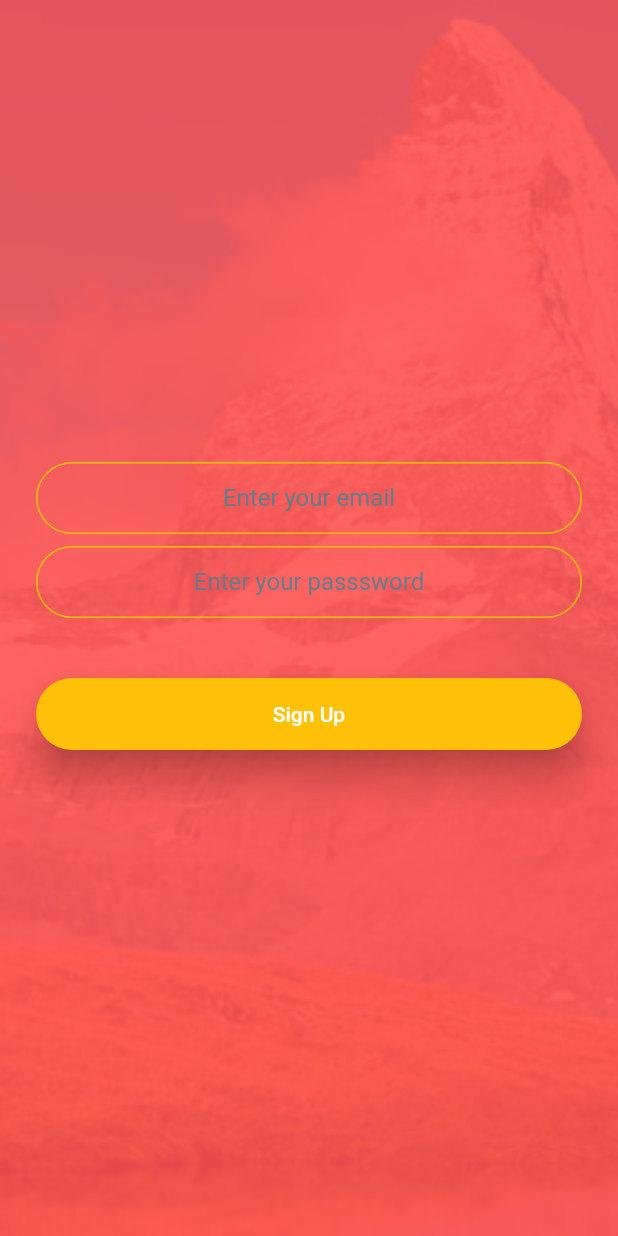
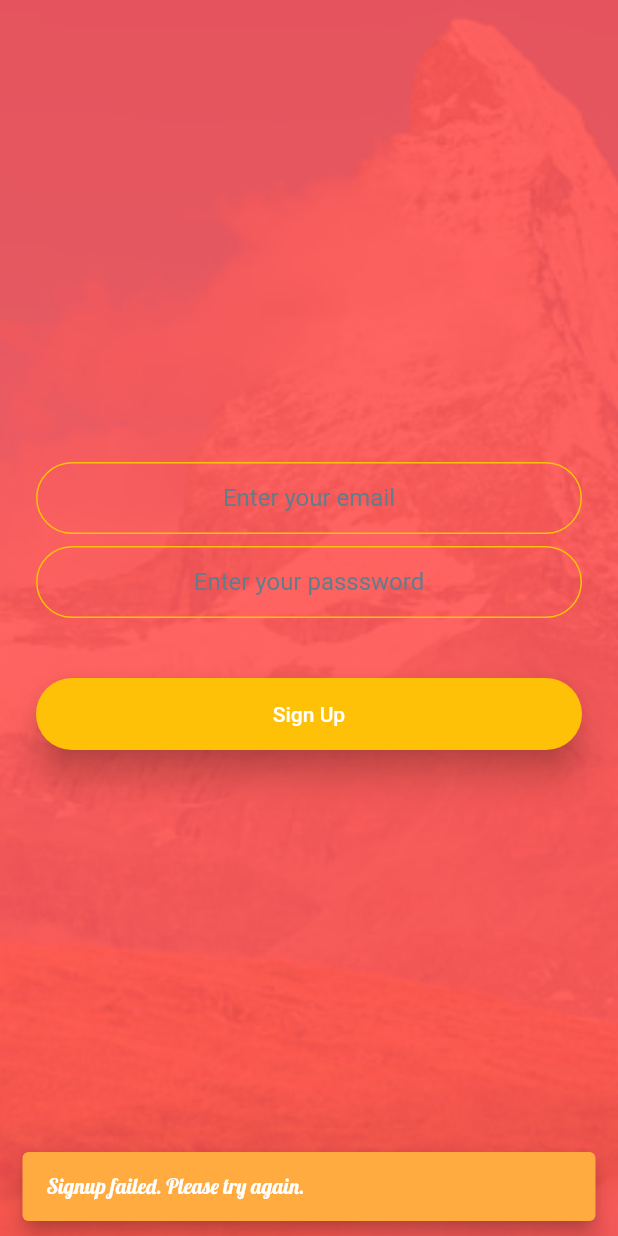
Before and after one commit to SpaceCodr/TrailU, a Flutter app: the SignupPage screen opened by its route, after a tap on "Sign Up", on a phone screen of 412 x 824 dp. Run offline on Flutter 3.47's test engine with Material 2 defaults, Android fonts, the phone set to English and light mode, and no system bars; our stand-ins replace animated_splash_screen, firebase_auth, firebase_core, sliding_clipped_nav_bar; accounts and stored records are empty.

```diff
--- a/lib/main.dart
+++ b/lib/main.dart
@@ -4,6 +4,7 @@ import 'package:animated_splash_screen/animated_splash_screen.dart';
 import 'package:firebase_core/firebase_core.dart';
 import 'package:firebase_auth/firebase_auth.dart';
 import 'package:trailapp/our_screens.dart';
+
 
 void main() async {
   WidgetsFlutterBinding.ensureInitialized();
--- a/lib/screens/signup_page.dart
+++ b/lib/screens/signup_page.dart
@@ -2,19 +2,45 @@ import 'package:flutter/material.dart';
 import 'package:firebase_auth/firebase_auth.dart';
 import 'package:trailapp/our_components.dart';
 
+String getSignupMessageFromErrorCode() {
+  var errorCode;
+  switch (errorCode) {
+    case "firebase_auth/weak-password":
+      return "Password should be at least 6 characters ";
+    case "ERROR_EMAIL_ALREADY_IN_USE":
+    case "account-exists-with-different-credential":
+    case "email-already-in-use":
+      return "Email already used. Go to login page.";
+    case "ERROR_USER_DISABLED":
+    case "user-disabled":
+      return "User disabled.";
+    case "ERROR_TOO_MANY_REQUESTS":
+    case "operation-not-allowed":
+      return "Too many requests to log into this account.";
+    case "ERROR_OPERATION_NOT_ALLOWED":
+    case "operation-not-allowed":
+      return "Server error, please try again later.";
+    case "ERROR_INVALID_EMAIL":
+    case "invalid-email":
+      return "Email address is invalid.";
+    default:
+      return "Signup failed. Please try again.";
+  }
+}
+
 const kTextFieldDecoration = InputDecoration(
   hintText: 'Enter a value',
   hintStyle: TextStyle(color: Colors.blueGrey),
-  contentPadding: EdgeInsets.symmetric(vertical: 10.0,horizontal: 20.0),
+  contentPadding: EdgeInsets.symmetric(vertical: 10.0, horizontal: 20.0),
   border: OutlineInputBorder(
     borderRadius: BorderRadius.all(Radius.circular(32.0)),
   ),
   enabledBorder: OutlineInputBorder(
-    borderSide: BorderSide(color: Colors.amber,width: 1.0),
+    borderSide: BorderSide(color: Colors.amber, width: 1.0),
     borderRadius: BorderRadius.all(Radius.circular(32.0)),
   ),
   focusedBorder: OutlineInputBorder(
-    borderSide: BorderSide(color: Colors.amber,width: 2.0),
+    borderSide: BorderSide(color: Colors.amber, width: 2.0),
     borderRadius: BorderRadius.all(Radius.circular(32.0)),
   ),
 );
@@ -30,6 +56,7 @@ class _SignupPageState extends State<SignupPage> {
   final _auth = FirebaseAuth.instance;
   String? email;
   String? password;
+
   @override
   Widget build(BuildContext context) {
     return Scaffold(
@@ -53,36 +80,40 @@ class _SignupPageState extends State<SignupPage> {
               TextField(
                   keyboardType: TextInputType.emailAddress,
                   textAlign: TextAlign.center,
-                onChanged: (value){
-                  email=value;
+                  onChanged: (value) {
+                    email = value;
                   },
                   decoration: kTextFieldDecoration.copyWith(
-                  hintText: 'Enter your email'
-                )),
+                      hintText: 'Enter your email')),
               SizedBox(
                 height: 8.0,
               ),
               TextField(
                   obscureText: true,
                   textAlign: TextAlign.center,
-                onChanged: (value){
-                  password=value;
+                  onChanged: (value) {
+                    password = value;
                   },
                   decoration: kTextFieldDecoration.copyWith(
-                  hintText: 'Enter your passsword'
-                )),
+                      hintText: 'Enter your passsword')),
               SizedBox(
                 height: 24.0,
               ),
-              MyButton(colour: Colors.amber, title: 'Sign Up',
+              MyButton(
+                  colour: Colors.amber,
+                  title: 'Sign Up',
                   onPressed: () async {
                     try {
-                  final newUser = await _auth.createUserWithEmailAndPassword(email: email!, password: password!);
+                      final newUser =
+                          await _auth.createUserWithEmailAndPassword(
+                              email: email!, password: password!);
                       if (newUser != null) {
                         Navigator.pushNamed(context, 'home');
                       }
-                } catch (e){
-                  print(e);
+                    } catch (error) {
+                      var errorMessage = getSignupMessageFromErrorCode();
+                      print(error);
+                      _showSnackbar(context, errorMessage);
                     }
                   })
             ],
@@ -91,4 +122,17 @@ class _SignupPageState extends State<SignupPage> {
       ),
     );
   }
+
+  void _showSnackbar(BuildContext context, String text) {
+    final snackBar = SnackBar(
+      behavior: SnackBarBehavior.floating,
+      duration: const Duration(seconds: 2),
+      content: Text(
+        text,
+        style: const TextStyle(fontFamily: 'Titlefont3', color: Colors.white),
+      ),
+      backgroundColor: Colors.orangeAccent,
+    );
+    ScaffoldMessenger.of(context).showSnackBar(snackBar);
   }
+}
--- a/lib/screens/tasks_page.dart
+++ b/lib/screens/tasks_page.dart
@@ -71,7 +71,7 @@ class TasksPage extends StatelessWidget {
                         'Add Task!',
                         style: TextStyle(
                           fontFamily: 'VT323',
-                          color: Colors.white,
+                          color: Colors.black,
                           fontSize: 25,
                         ),
                         textAlign: TextAlign.center,
```
Also changed, not shown: lib/screens/account_page.dart (+2 -5 lines), lib/screens/login_page.dart (+62 -13 lines), lib/our_screens.dart (line endings or trailing spaces). Lines whose indentation alone changed are shown as unchanged.
